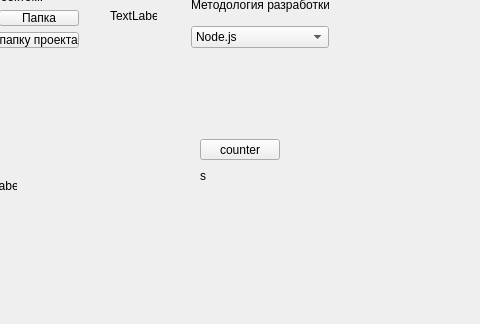
First picture: the form in mainwindow.ui, repository Sapfir0/pyCI, before the edit; both pictures show x 110 to 590 and y 108 to 432 of the 686 by 432 pixel window.
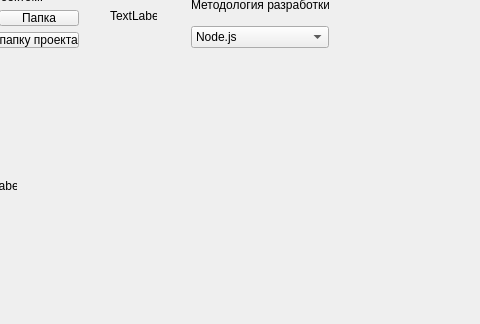
Second picture: the form after the edit.

Patch:
```diff
--- a/mainwindow.ui
+++ b/mainwindow.ui
@@ -121,32 +121,6 @@
      </item>
     </layout>
    </widget>
-   <widget class="QPushButton" name="counterBtn">
-    <property name="geometry">
-     <rect>
-      <x>310</x>
-      <y>230</y>
-      <width>80</width>
-      <height>21</height>
-     </rect>
-    </property>
-    <property name="text">
-     <string>counter</string>
-    </property>
-   </widget>
-   <widget class="QLabel" name="counter">
-    <property name="geometry">
-     <rect>
-      <x>310</x>
-      <y>260</y>
-      <width>47</width>
-      <height>13</height>
-     </rect>
-    </property>
-    <property name="text">
-     <string>s</string>
-    </property>
-   </widget>
   </widget>
   <widget class="QMenuBar" name="menuBar">
    <property name="geometry">
```
Left out of the diff: 2 changed lines with no effect on the pictures.
